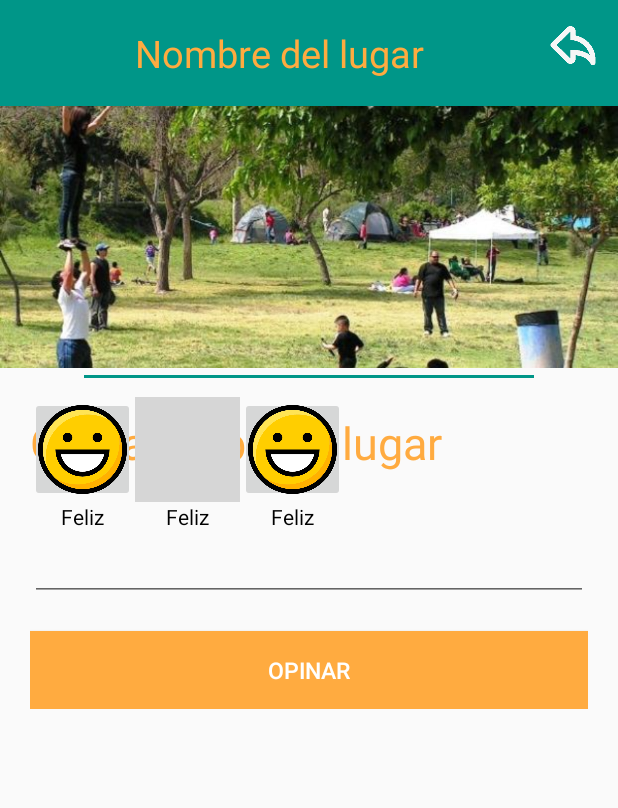
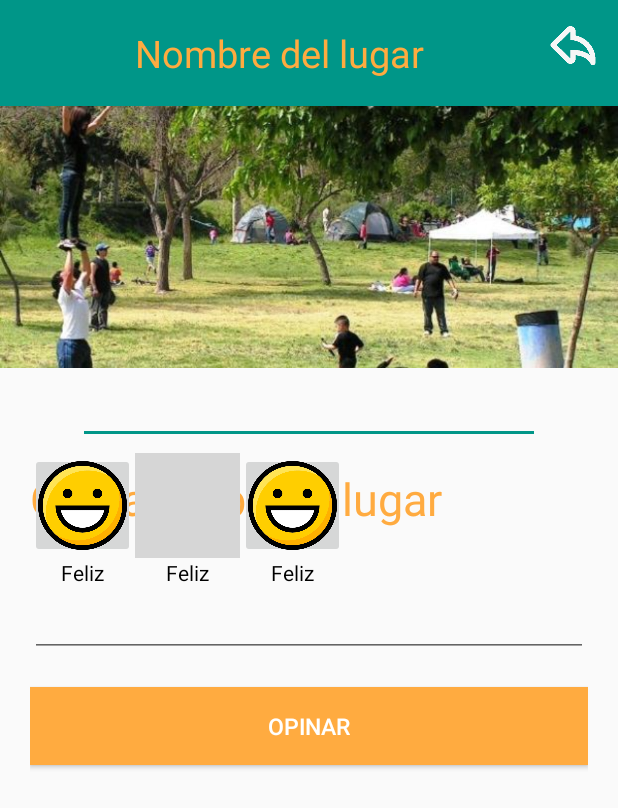
Before and after one commit to gerson22/PlaceSAFE-movil, an Android app: the place screen opened directly, with no data from a screen before it, on a phone screen of 412 x 824 dp. Shown: the top 808 px of the screen. Run offline under Robolectric (Android 15) with nearby library versions, the phone set to English and light mode, and no system bars; our stand-ins replace Volley; network calls fail; 2 statements that could not run were skipped; grey boxes are pictures that could not be loaded.

Commit message:
Acomode el layout ayuda canales D:

```diff
--- a/app/src/main/res/layout/view_lugar.xml
+++ b/app/src/main/res/layout/view_lugar.xml
@@ -57,25 +57,28 @@
                 android:scaleType="fitStart"/>
 
         </LinearLayout>
-        <HorizontalScrollView
-            android:layout_width="match_parent"
-            android:layout_height="wrap_content"
+        <LinearLayout
+            android:layout_width="375dp"
+            android:layout_height="87dp"
+            android:layout_marginTop="-50dp"
             android:orientation="horizontal">
 
 
             <android.support.v7.widget.RecyclerView
                 android:layout_width="wrap_content"
-                android:layout_height="wrap_content"
+                android:layout_height="75dp"
+                android:scrollbars="horizontal"
+                android:scrollbarStyle="outsideInset"
                 android:id="@+id/iconReactions">
 
             </android.support.v7.widget.RecyclerView>
 
 
-        </HorizontalScrollView>
+        </LinearLayout>
         <!-- Contenedor de las tabs -->
         <LinearLayout
             android:orientation="vertical"
-            android:layout_height="wrap_content"
+            android:layout_height="match_parent"
             android:layout_width="match_parent"
             android:layout_marginTop="-100dp">
 
```
